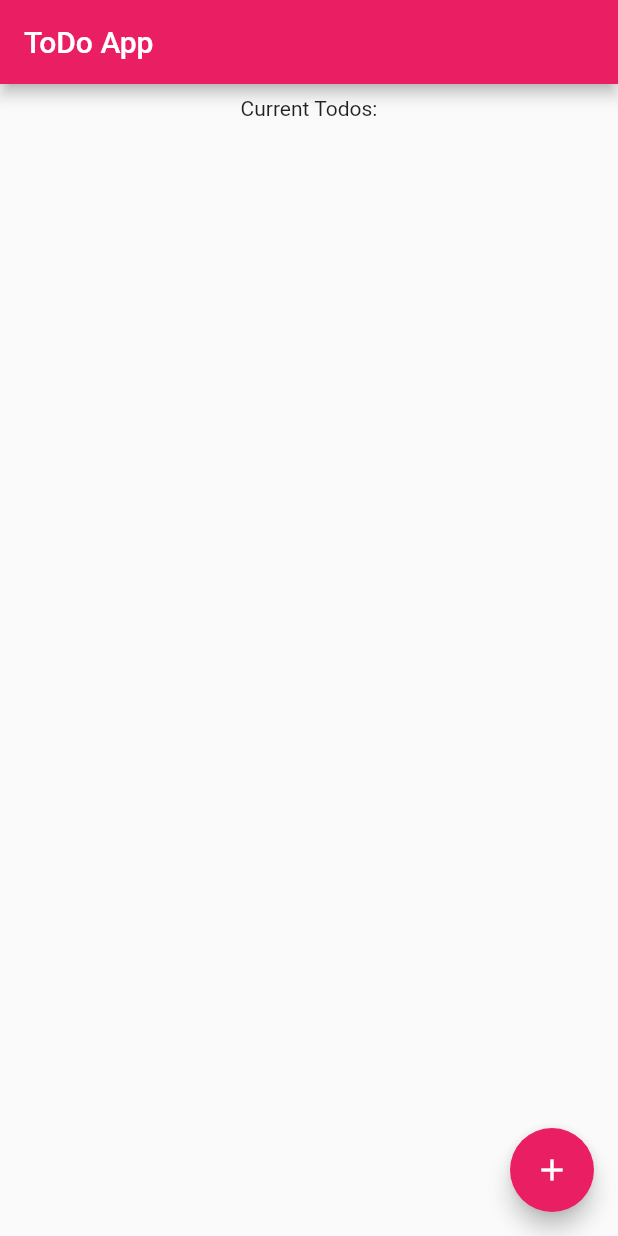
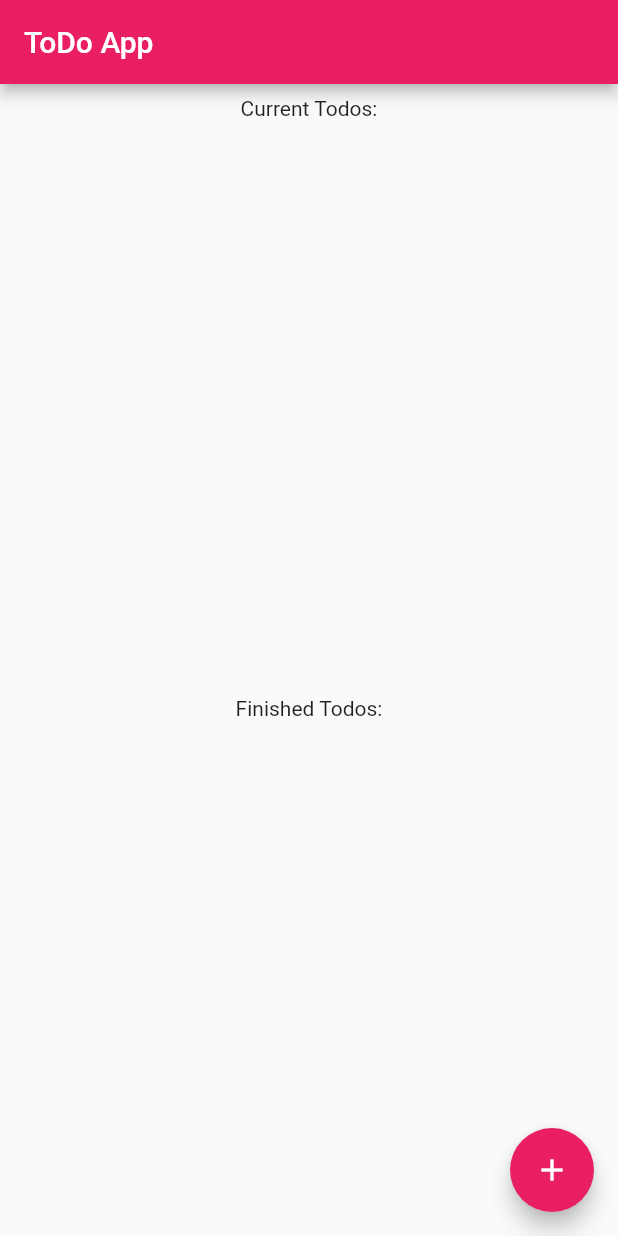
Before and after one commit to RenzT/FlutterTechTalkDemo, a Flutter app: the screen it shows after launch, on a phone screen of 412 x 824 dp. Run offline on Flutter 3.47's test engine with Material 2 defaults, Android fonts, the phone set to English and light mode, and no system bars.

Commit message:
added second list and icons etc

```diff
--- a/lib/main.dart
+++ b/lib/main.dart
@@ -29,8 +29,8 @@ class MyHomePage extends StatefulWidget {
 }
 
 class _MyHomePageState extends State<MyHomePage> {
-  final List<String> todos = <String>[''];
-  final List<String> finishedTodos = <String>[''];
+  final List<String> todos = <String>[];
+  final List<String> finishedTodos = <String>[];
 
   TextEditingController todoController = TextEditingController();
 
@@ -50,9 +50,13 @@ class _MyHomePageState extends State<MyHomePage> {
       appBar: AppBar(
         title: Text(widget.title),
       ),
-      body: ListView.builder(
+      body: Center(
+        child: Column(children: <Widget>[
+          Container(
+              height: 400,
+              child: ListView.builder(
                   padding: const EdgeInsets.all(8),
-          itemCount: todos.length,
+                  itemCount: todos == <String>[] ? 1 : todos.length + 1,
                   itemBuilder: (context, index) {
                     if (index == 0) {
                       // return the header
@@ -70,23 +74,39 @@ class _MyHomePageState extends State<MyHomePage> {
                           setState(() {
                             todos.removeAt(index);
                           });
-                  print(finishedTodos);
                         } else {
                           setState(() {
                             todos.removeAt(index);
                           });
-                  ScaffoldMessenger.of(context)
-                      .showSnackBar(SnackBar(content: Text('$item dismissed')));
+                          ScaffoldMessenger.of(context).showSnackBar(
+                              SnackBar(content: Text('$item dismissed')));
                         }
                       },
                       background: new Container(
                           padding: EdgeInsets.only(right: 20.0),
                           color: Colors.green,
-                  child: new Align(
+                          child: Align(
+                          child: Row(
+                            mainAxisAlignment: MainAxisAlignment.start,
+                            children: <Widget>[
+                              SizedBox(
+                                width: 20,
+                              ),
+                              Icon(
+                                Icons.check_circle_outline_rounded,
+                                color: Colors.white,
+                              ),
+                              Text(
+                                " Add to Done",
+                                style: TextStyle(
+                                  color: Colors.white,
+                                  fontWeight: FontWeight.w700,
+                                ),
+                                textAlign: TextAlign.left,
+                              ),
+                            ],
+                          ),
                           alignment: Alignment.centerLeft,
-                    child: new Text('Add to Done',
-                        textAlign: TextAlign.right,
-                        style: new TextStyle(color: Colors.white)),
                         )),
                       secondaryBackground: new Container(
                         padding: EdgeInsets.only(right: 20.0),
@@ -117,7 +137,96 @@ class _MyHomePageState extends State<MyHomePage> {
                       ),
                       child: ListTile(title: Text('$item')),
                     );
-          }),
+                  })),
+                  Container(
+                    height: 400,
+                  child: ListView.builder(
+                  padding: const EdgeInsets.all(8),
+                  itemCount: finishedTodos == <String>[] ? 1 : finishedTodos.length + 1,
+                  itemBuilder: (context, index) {
+                    if (index == 0) {
+                      // return the header
+                      return new Column(
+                        children: [Text('Finished Todos:')],
+                      );
+                    }
+                    index -= 1;
+                    final item = finishedTodos[index];
+                    return Dismissible(
+                      key: Key(item),
+                      onDismissed: (direction) {
+                        if (direction == DismissDirection.startToEnd) {
+                          todos.add(finishedTodos[index]);
+                          setState(() {
+                            finishedTodos.removeAt(index);
+                          });
+                        } else {
+                          setState(() {
+                            finishedTodos.removeAt(index);
+                          });
+                          ScaffoldMessenger.of(context).showSnackBar(
+                              SnackBar(content: Text('$item dismissed')));
+                        }
+                      },
+                      background: new Container(
+                          padding: EdgeInsets.only(right: 20.0),
+                          color: Colors.green,
+                         child: Align(
+                          child: Row(
+                            mainAxisAlignment: MainAxisAlignment.start,
+                            children: <Widget>[
+                              SizedBox(
+                                width: 20,
+                              ),
+                              Icon(
+                                Icons.restore,
+                                color: Colors.white,
+                              ),
+                              Text(
+                                " Return to ToDos",
+                                style: TextStyle(
+                                  color: Colors.white,
+                                  fontWeight: FontWeight.w700,
+                                ),
+                                textAlign: TextAlign.left,
+                              ),
+                            ],
+                          ),
+                          alignment: Alignment.centerLeft,
+                        ),),
+                      secondaryBackground: new Container(
+                        padding: EdgeInsets.only(right: 20.0),
+                        color: Colors.red,
+                        child: Align(
+                          child: Row(
+                            mainAxisAlignment: MainAxisAlignment.end,
+                            children: <Widget>[
+                              SizedBox(
+                                width: 20,
+                              ),
+                              Text(
+                                " Delete",
+                                style: TextStyle(
+                                  color: Colors.white,
+                                  fontWeight: FontWeight.w700,
+                                ),
+                                textAlign: TextAlign.right,
+                              ),
+                              Icon(
+                                Icons.delete_outline_rounded,
+                                color: Colors.white,
+                              ),
+                            ],
+                          ),
+                          alignment: Alignment.centerRight,
+                        ),
+                      ),
+                      child: ListTile(title: Text('$item')),
+                    );
+                  })
+                  )
+        ]),
+      ),
       floatingActionButton: FloatingActionButton(
         onPressed: () {
           showDialog(
```
Lines whose indentation alone changed are shown as unchanged.
